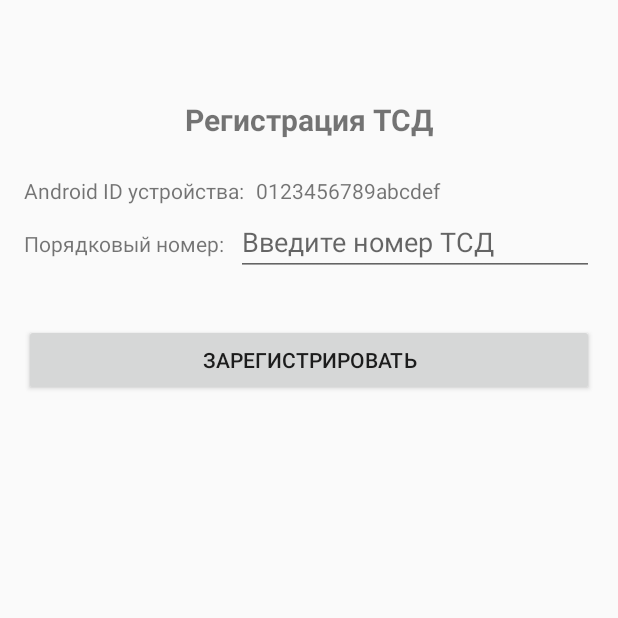
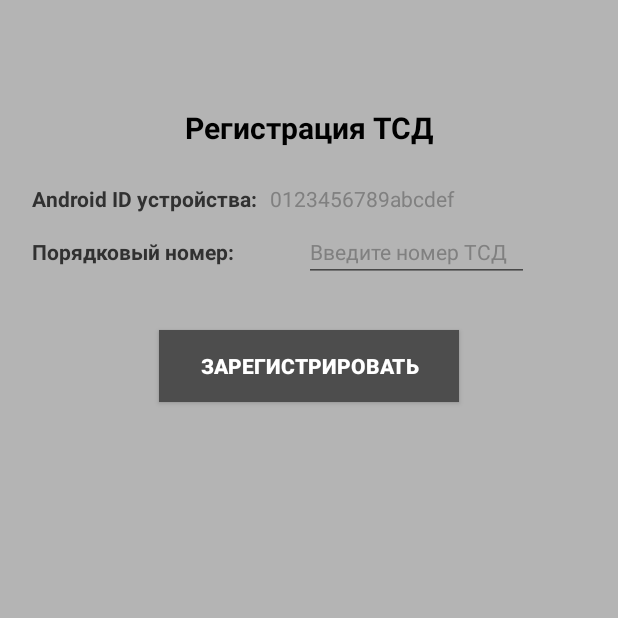
Before and after one commit to Monarch-90/DCT_Journal, an Android app: the RegistrationActivity screen opened directly, with no data from a screen before it, on a phone screen of 412 x 824 dp, the top half of it. Run offline under Robolectric (Android 15) with nearby library versions, the phone set to English and light mode, and no system bars.

Commit message:
Всё настроено для работы приложения на ТСД. Исправлены ошибки в константе. Разделены activity_main.xml для разных версий приложения. Немного преобразован внешний вид приложения. В теме приложения прописана строка для жесткой привязки только к светлой теме, в не зависимости от того какая тема установлена на устройстве.

```diff
--- a/app/src/main/AndroidManifest.xml
+++ b/app/src/main/AndroidManifest.xml
@@ -10,7 +10,7 @@
         android:fullBackupContent="@xml/backup_rules"
         android:label="@string/app_name"
         android:supportsRtl="true"
-        android:theme="@style/Theme.AppCompat.Light.NoActionBar"
+        android:theme="@style/My.Theme"
         tools:targetApi="31">
 
         <activity android:name=".presentation.view.RegistrationActivity"
--- a/app/src/main/java/com/dct_journal/Constants.kt
+++ b/app/src/main/java/com/dct_journal/Constants.kt
@@ -11,7 +11,7 @@ object Constants {
 
     /** MainActivity constants */
     // Действие Intent, указанное в настройках DataWedge вашего MC330M
-    const val DATAWEDGE_SCAN_ACTION = "com.dxexample.ACTION"
+    const val DATAWEDGE_SCAN_ACTION = "com.dwexample.ACTION"
 
     // Стандартный ключ для получения данных сканирования из Intent Extras
     const val DATAWEDGE_DATA_STRING_KEY = "com.symbol.datawedge.data_string"
--- a/app/src/main/java/com/dct_journal/presentation/view/RegistrationActivity.kt
+++ b/app/src/main/java/com/dct_journal/presentation/view/RegistrationActivity.kt
@@ -37,8 +37,8 @@ class RegistrationActivity : AppCompatActivity() {
     }
 
     private fun setupViews() {
-        binding.buttonRegister.setOnClickListener {
-            val orderNumber = binding.editTextOrderNumber.text.toString().trim()
+        binding.btnRegister.setOnClickListener {
+            val orderNumber = binding.etOrderNumber.text.toString().trim()
             Log.d(tag, "Нажата кнопка регистрации, номер: '$orderNumber'")
             // Вызываем метод ViewModel для регистрации
             viewModel.registerDevice(orderNumber)
@@ -52,11 +52,11 @@ class RegistrationActivity : AppCompatActivity() {
                 viewModel.uiState.collect { state ->
                     Log.d(tag, "Обновление UI State: $state")
                     // Обновляем текстовое поле с Android ID
-                    binding.textViewAndroidIdValue.text = state.androidId
+                    binding.tvAndroidIdValue.text = state.androidId
 
                     // Показываем/скрываем ProgressBar
                     binding.progressBarRegistration.visibility = if (state.isLoading) View.VISIBLE else View.GONE
-                    binding.buttonRegister.isEnabled = !state.isLoading // Блокируем кнопку во время загрузки
+                    binding.btnRegister.isEnabled = !state.isLoading // Блокируем кнопку во время загрузки
 
                     // Показываем результат регистрации (если он есть)
                     state.registrationResult?.let { result ->
--- a/app/src/main/res/layout/activity_main.xml
+++ /dev/null
@@ -1,33 +0,0 @@
-<?xml version="1.0" encoding="utf-8"?>
-<LinearLayout xmlns:android="http://schemas.android.com/apk/res/android"
-    android:layout_width="match_parent"
-    android:layout_height="match_parent"
-    android:orientation="vertical"
-    android:padding="30dp">
-
-    <com.journeyapps.barcodescanner.DecoratedBarcodeView
-        android:id="@+id/scan_barcode"
-        android:layout_width="match_parent"
-        android:layout_height="400dp"
-        android:layout_weight="1" />
-
-    <androidx.appcompat.widget.AppCompatTextView
-        android:id="@+id/tv_scan_result"
-        android:layout_width="match_parent"
-        android:layout_height="379dp"
-        android:paddingTop="16dp"
-        android:text="Результат"
-        android:textSize="16sp" />
-
-<!--        <androidx.appcompat.widget.AppCompatButton-->
-<!--            android:id="@+id/ac_btn_test_app_start"-->
-<!--            android:layout_width="200dp"-->
-<!--            android:layout_height="50dp"-->
-<!--            android:layout_gravity="center"-->
-<!--            android:background="@color/black"-->
-<!--            android:gravity="center"-->
-<!--            android:text="Telegram"-->
-<!--            android:textAlignment="center"-->
-<!--            android:textColor="@color/white" />-->
-
-</LinearLayout>
--- a/app/src/main/res/layout/activity_registration.xml
+++ b/app/src/main/res/layout/activity_registration.xml
@@ -4,15 +4,17 @@
     xmlns:tools="http://schemas.android.com/tools"
     android:layout_width="match_parent"
     android:layout_height="match_parent"
-    android:padding="16dp"
+    android:padding="21dp"
+    android:background="#B4B4B4"
     tools:context=".presentation.view.RegistrationActivity">
 
     <androidx.appcompat.widget.AppCompatTextView
-        android:id="@+id/textViewRegistrationTitle"
+        android:id="@+id/tv_registration_title"
         android:layout_width="wrap_content"
         android:layout_height="wrap_content"
-        android:paddingTop="50dp"
-        android:text="Регистрация ТСД"
+        android:textColor="#000000"
+        android:layout_marginTop="50dp"
+        android:text="@string/tv_Регистрация_ТСД"
         android:textSize="20sp"
         android:textStyle="bold"
         app:layout_constraintEnd_toEndOf="parent"
@@ -20,66 +22,77 @@
         app:layout_constraintTop_toTopOf="parent" />
 
     <androidx.appcompat.widget.AppCompatTextView
-        android:id="@+id/textViewAndroidIdLabel"
+        android:id="@+id/tv_android_id_label"
         android:layout_width="wrap_content"
         android:layout_height="wrap_content"
+        android:textColor="#313131"
+        android:textStyle="bold"
         android:layout_marginTop="24dp"
-        android:text="Android ID устройства:"
+        android:text="@string/tv_Android_ID_устройства"
         app:layout_constraintStart_toStartOf="parent"
-        app:layout_constraintTop_toBottomOf="@+id/textViewRegistrationTitle" />
+        app:layout_constraintTop_toBottomOf="@+id/tv_registration_title" />
 
     <androidx.appcompat.widget.AppCompatTextView
-        android:id="@+id/textViewAndroidIdValue"
+        android:id="@+id/tv_android_id_value"
         android:layout_width="0dp"
         android:layout_height="wrap_content"
         android:layout_marginStart="8dp"
-        android:text="Загрузка..."
+        android:textColor="#808080"
+        android:text="@string/tv_Загрузка..."
         android:textIsSelectable="true"
-        app:layout_constraintBaseline_toBaselineOf="@+id/textViewAndroidIdLabel"
+        app:layout_constraintBaseline_toBaselineOf="@+id/tv_android_id_label"
         app:layout_constraintEnd_toEndOf="parent"
-        app:layout_constraintStart_toEndOf="@+id/textViewAndroidIdLabel" />
+        app:layout_constraintStart_toEndOf="@+id/tv_android_id_label" />
 
     <androidx.appcompat.widget.AppCompatTextView
-        android:id="@+id/textViewOrderNumberLabel"
+        android:id="@+id/tv_order_number_label"
         android:layout_width="wrap_content"
         android:layout_height="wrap_content"
+        android:textColor="#313131"
+        android:textStyle="bold"
         android:layout_marginTop="16dp"
-        android:text="Порядковый номер:"
+        android:text="@string/tv_Порядковый_номер"
         app:layout_constraintStart_toStartOf="parent"
-        app:layout_constraintTop_toBottomOf="@+id/textViewAndroidIdLabel" />
+        app:layout_constraintTop_toBottomOf="@+id/tv_android_id_label" />
 
     <androidx.appcompat.widget.AppCompatEditText
-        android:id="@+id/editTextOrderNumber"
-        android:layout_width="0dp"
+        android:id="@+id/et_order_number"
+        android:layout_width="150dp"
         android:layout_height="wrap_content"
+        android:hint="@string/et_Введите_номер_ТСД"
+        android:inputType="number"
         android:layout_marginStart="8dp"
-        android:hint="Введите номер ТСД"
-        android:inputType="number"
+        android:textColorHint="#808080"
+        android:textColor="#000000"
         android:maxLength="3"
-        app:layout_constraintBaseline_toBaselineOf="@+id/textViewOrderNumberLabel"
+        android:textSize="14sp"
+        app:layout_constraintBaseline_toBaselineOf="@+id/tv_order_number_label"
         app:layout_constraintEnd_toEndOf="parent"
-        app:layout_constraintStart_toEndOf="@+id/textViewOrderNumberLabel" />
+        app:layout_constraintStart_toEndOf="@+id/tv_order_number_label" />
 
     <androidx.appcompat.widget.AppCompatButton
-        android:id="@+id/buttonRegister"
-        android:layout_width="0dp"
+        android:id="@+id/btn_register"
+        android:layout_width="200dp"
         android:layout_height="wrap_content"
         android:layout_marginTop="32dp"
-        android:text="Зарегистрировать"
+        android:textColor="#FFFFFF"
+        android:textStyle="bold"
+        android:background="#4D4D4D"
+        android:text="@string/Зарегистрировать"
         app:layout_constraintEnd_toEndOf="parent"
         app:layout_constraintStart_toStartOf="parent"
-        app:layout_constraintTop_toBottomOf="@+id/editTextOrderNumber" />
+        app:layout_constraintTop_toBottomOf="@+id/et_order_number" />
 
     <ProgressBar
-        android:id="@+id/progressBarRegistration"
+        android:id="@+id/progress_bar_registration"
         style="?android:attr/progressBarStyle"
         android:layout_width="wrap_content"
         android:layout_height="wrap_content"
         android:visibility="gone"
-        app:layout_constraintBottom_toBottomOf="@+id/buttonRegister"
+        app:layout_constraintBottom_toBottomOf="@+id/btn_register"
         app:layout_constraintEnd_toEndOf="parent"
         app:layout_constraintStart_toStartOf="parent"
-        app:layout_constraintTop_toTopOf="@+id/buttonRegister"
+        app:layout_constraintTop_toTopOf="@+id/btn_register"
         tools:visibility="visible" />
 
 </androidx.constraintlayout.widget.ConstraintLayout>
--- a/app/src/main/res/values/strings.xml
+++ b/app/src/main/res/values/strings.xml
@@ -1,3 +1,11 @@
 <resources>
     <string name="app_name">DCT Journal</string>
+    <string name="Отсканируйте_свой_бейдж">Отсканируйте свой бейдж</string>
+    <string name="Пример">Пример</string>
+    <string name="tv_Регистрация_ТСД">Регистрация ТСД</string>
+    <string name="tv_Android_ID_устройства">Android ID устройства:</string>
+    <string name="tv_Загрузка...">Загрузка...</string>
+    <string name="tv_Порядковый_номер">Порядковый номер:</string>
+    <string name="et_Введите_номер_ТСД">Введите номер ТСД</string>
+    <string name="Зарегистрировать">Зарегистрировать</string>
 </resources>
--- a/app/src/main/res/values/themes.xml
+++ b/app/src/main/res/values/themes.xml
@@ -1,5 +1,16 @@
-<?xml version="1.0" encoding="utf-8"?>
-<resources>
+<resources xmlns:tools="http://schemas.android.com/tools">
+    <!-- Base application theme. -->
+    <style name="Base.Theme.DCT_journal" parent="Theme.Material3.DayNight.NoActionBar">
+        <item name="android:statusBarColor">#201E25</item>
+        <!-- Customize your light theme here. -->
+        <!-- <item name="colorPrimary">@color/my_light_primary</item> -->
+    </style>
 
-    <style name="Theme.Dct_journal" parent="android:Theme.Material.Light.NoActionBar" />
+    <style name="My.Theme" parent="Theme.MaterialComponents.DayNight.NoActionBar">
+        // Принудительно устанавливаем светлую тему для всего приложения
+        <item name="android:forceDarkAllowed" tools:ignore="NewApi">false</item>
+
+        <item name="android:statusBarColor">#B4B4B4</item>
+    </style>
+
 </resources>
```
Also changed, not shown: 4 other files.
